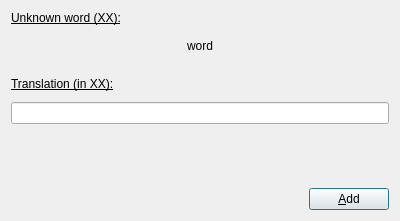
Above: translationdialog.ui from TutorExilius/MyCuteThesaurus before the change. Below: the same form after it.
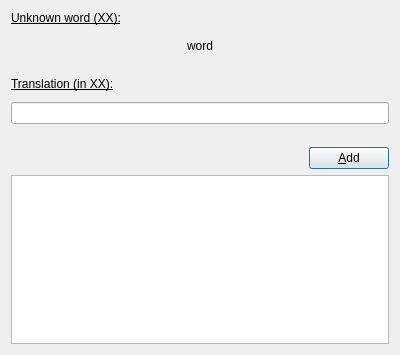
That is the form after the change.

The edit to the form file:
```diff
--- a/translationdialog.ui
+++ b/translationdialog.ui
@@ -7,7 +7,7 @@
     <x>0</x>
     <y>0</y>
     <width>400</width>
-    <height>221</height>
+    <height>355</height>
    </rect>
   </property>
   <property name="minimumSize">
@@ -16,12 +16,6 @@
     <height>220</height>
    </size>
   </property>
-  <property name="maximumSize">
-   <size>
-    <width>400</width>
-    <height>221</height>
-   </size>
-  </property>
   <property name="font">
    <font>
     <pointsize>12</pointsize>
@@ -225,6 +219,13 @@
      </item>
     </layout>
    </item>
+   <item>
+    <widget class="QTableWidget" name="tableWidget_translations">
+     <property name="selectionMode">
+      <enum>QAbstractItemView::SingleSelection</enum>
+     </property>
+    </widget>
+   </item>
   </layout>
  </widget>
  <resources/>
```
